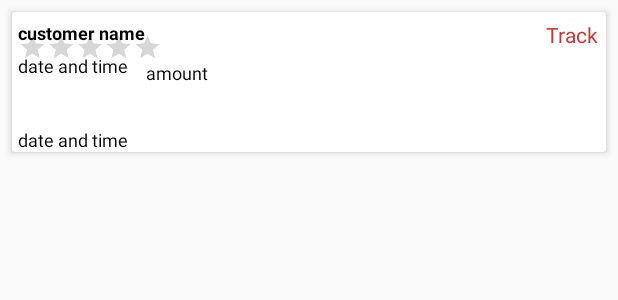
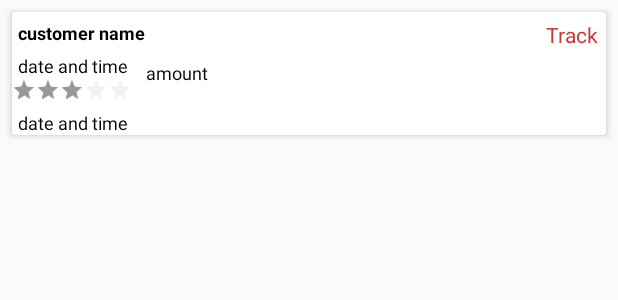
Before and after one commit to teamdheo/DheoDeliveryMerchantsApp, an Android app: the layout recycler_item_dashboard_search_payload.xml on its own in the app's theme, with its tools: preview values and no code run, on a phone screen of 412 x 824 dp. Shown: the top 300 px of the screen. Run offline under Robolectric (Android 15) with nearby library versions, the phone set to English and light mode, and no system bars; Roboto replaces fonts that are not available here.

Commit message:
issue fixing

```diff
--- a/app/src/main/java/com/dheo/dheodeliverymerchantapp/ClientDashboardActivity.java
+++ b/app/src/main/java/com/dheo/dheodeliverymerchantapp/ClientDashboardActivity.java
@@ -615,7 +615,7 @@ public class ClientDashboardActivity extends AppCompatActivity implements OnMapR
                                 dialog.dismiss();
                                 Toasty.error(getApplicationContext(), "Wrong input", Toast.LENGTH_LONG, true).show();
                             }
-                            adapter_serch_payload = new AdapterSearchPayload(payload_search, getApplicationContext());
+                            adapter_serch_payload = new AdapterSearchPayload(payload_search, getApplicationContext(), name);
                             recycler_search_payload.setAdapter(adapter_serch_payload);
                         }
 
--- a/app/src/main/res/layout/recycler_item_dashboard_search_payload.xml
+++ b/app/src/main/res/layout/recycler_item_dashboard_search_payload.xml
@@ -42,19 +42,16 @@
 
         <RatingBar
             android:id="@+id/search_rating"
+            style="?android:attr/ratingBarStyleSmall"
             android:layout_width="wrap_content"
             android:layout_height="wrap_content"
-            android:layout_marginLeft="4dp"
-            android:layout_marginTop="-30dp"
-            android:layout_gravity="left"
             android:isIndicator="true"
-            android:numStars="5"
-            android:scaleX=".4"
-            android:scaleY=".4"
-            android:transformPivotX="0dp"
-            android:transformPivotY="0dp"
-            android:layout_marginBottom="-50dp"
-            android:layout_marginRight="-100dp"
+            android:max="5"
+            android:rating="3"
+            android:stepSize="1"
+            android:scaleX="1"
+            android:scaleY="1"
+            android:theme="@style/MyRatingBar"
             app:layout_constraintStart_toStartOf="parent"
             app:layout_constraintTop_toBottomOf="@id/search_date_time" />
 
--- a/app/src/main/res/values/strings.xml
+++ b/app/src/main/res/values/strings.xml
@@ -1,5 +1,5 @@
 <resources>
-    <string name="app_name">Dheo Delivery Merchant</string>
+    <string name="app_name">Dheo Delivery</string>
     <string name="bank_info">আমরা এখন ব্যাংক পেমেন্টও সাপোর্ট করছি। কোনো প্রকার চার্জ ছাড়াই দ্রুত এবং নিরাপদে পেমেন্ট পেতে Settings ক্লিক করে আপনার ব্যাংক অ্যাকাউন্টের প্রয়োজনীয় তথ্য হালনাগাদ করুন, ধন্যবাদ।</string>
     <string name="footer">Dheo.com is operated by <b>DHEO LLC, Seattle Washington, USA.</b> DHEO’s official partner in Bangladesh is <b>Blaze International, Dhaka Bangladesh.</b></string>
     <string name="goback"> <u>Go back</u></string>
```
Also changed, not shown: app/src/main/java/com/dheo/dheodeliverymerchantapp/AdapterSearchPayload.java (+8 -4 lines).
